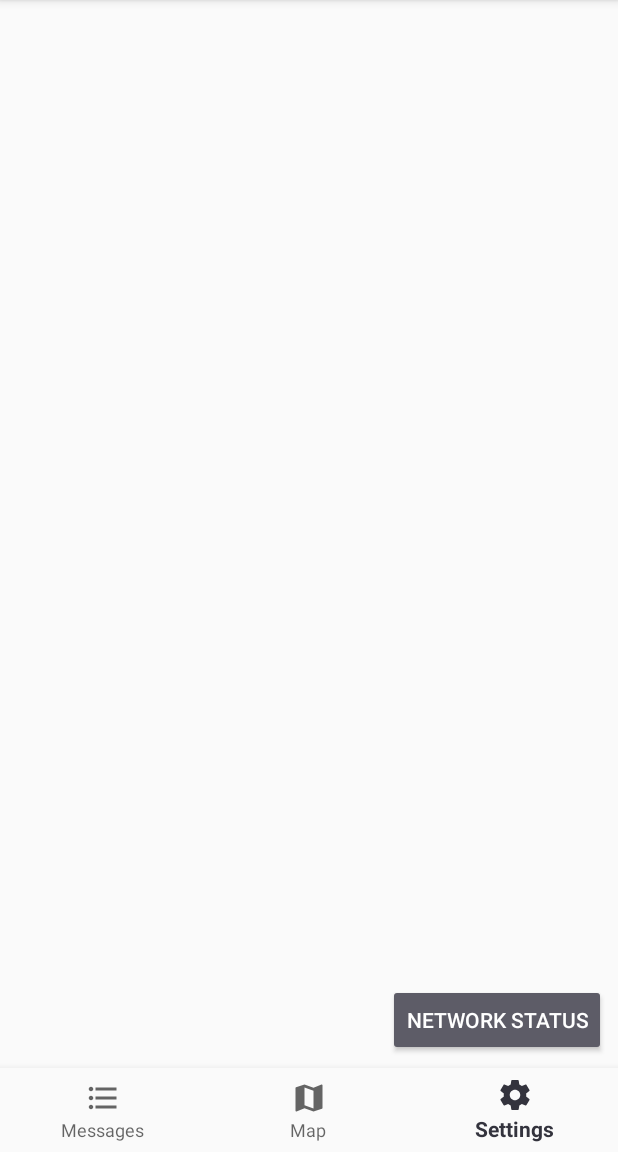
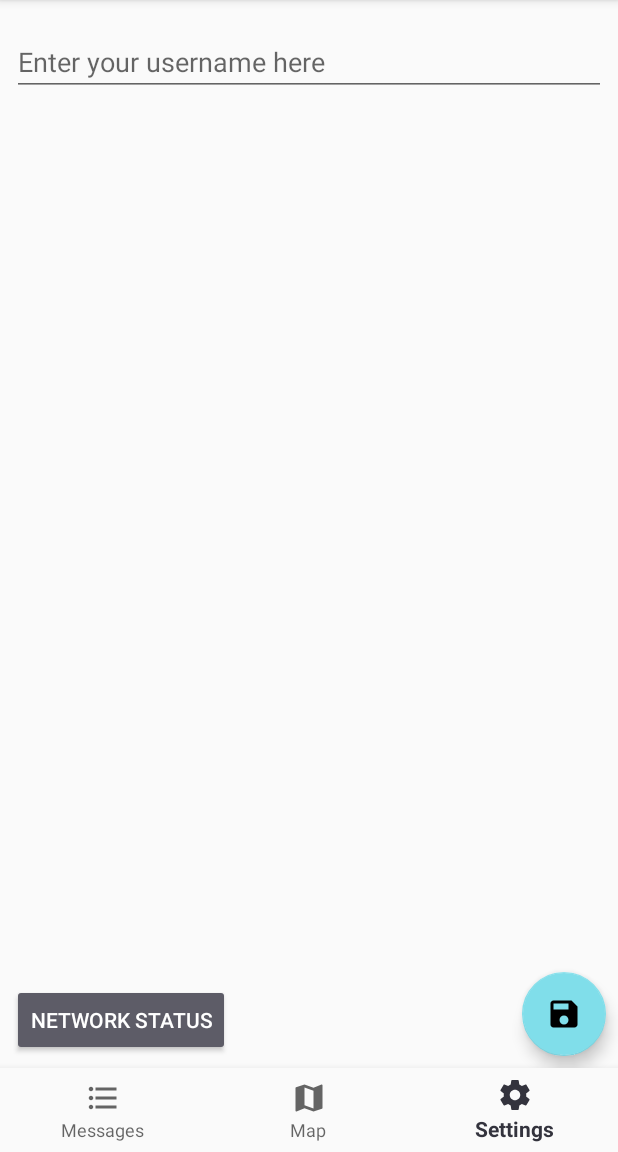
Before and after one commit to flavienbonvin/floater-bachelor-project-android, an Android app: the screen it shows after launch (MainActivity), item 3 of the bottom bar chosen, on a phone screen of 412 x 824 dp, the part 84-1236 px from its top. Run offline under Robolectric (Android 15) with nearby library versions, the phone set to English and light mode, and no system bars; 3 statements that could not run were skipped.

Commit message:
Ask and save username to prefernces

```diff
--- a/app/src/main/AndroidManifest.xml
+++ b/app/src/main/AndroidManifest.xml
@@ -16,6 +16,7 @@
         android:roundIcon="@mipmap/icon_launcher_round"
         android:supportsRtl="true"
         android:theme="@style/AppTheme">
+
         <activity
             android:name=".MainActivity"
             android:screenOrientation="portrait">
--- a/app/src/main/java/ch/hevs/fbonvin/disasterassistance/Constant.java
+++ b/app/src/main/java/ch/hevs/fbonvin/disasterassistance/Constant.java
@@ -1,6 +1,32 @@
 package ch.hevs.fbonvin.disasterassistance;
+
+import android.Manifest;
 
 public class Constant {
 
     public static final String TAG = "DisasterRescue";
+
+    /**
+     * All constants related to the permissions
+     */
+    public static final String[] MANDATORY_PERMISSION =
+            new String[]{
+                    Manifest.permission.BLUETOOTH,
+                    Manifest.permission.BLUETOOTH_ADMIN,
+                    Manifest.permission.ACCESS_WIFI_STATE,
+                    Manifest.permission.CHANGE_WIFI_STATE,
+                    Manifest.permission.ACCESS_COARSE_LOCATION,
+            };
+    public static final int CODE_MANDATORY_PERMISSIONS = 1;
+
+    /**
+     * All constants related to the preferences
+     */
+    public static final String PREF_NAME = "ch.hevs.fbonvin.settings";
+    public static final String PREF_NOT_SET = "NOT_SET";
+
+    public static final String KEY_PREF_ID = "id";
+    public static final String KEY_PREF_USERNAME = "username";
+
+    public static String VALUE_PREF_USERNAME;
 }
--- a/app/src/main/java/ch/hevs/fbonvin/disasterassistance/MainActivity.java
+++ b/app/src/main/java/ch/hevs/fbonvin/disasterassistance/MainActivity.java
@@ -1,6 +1,6 @@
 package ch.hevs.fbonvin.disasterassistance;
 
-import android.Manifest;
+import android.content.BroadcastReceiver;
 import android.content.DialogInterface;
 import android.content.pm.PackageManager;
 import android.os.Bundle;
@@ -23,22 +23,21 @@ import ch.hevs.fbonvin.disasterassistance.views.FragMap;
 import ch.hevs.fbonvin.disasterassistance.views.FragMessages;
 import ch.hevs.fbonvin.disasterassistance.views.FragSettings;
 
+import static ch.hevs.fbonvin.disasterassistance.Constant.CODE_MANDATORY_PERMISSIONS;
+import static ch.hevs.fbonvin.disasterassistance.Constant.KEY_PREF_ID;
+import static ch.hevs.fbonvin.disasterassistance.Constant.KEY_PREF_USERNAME;
+import static ch.hevs.fbonvin.disasterassistance.Constant.MANDATORY_PERMISSION;
+import static ch.hevs.fbonvin.disasterassistance.Constant.PREF_NAME;
+import static ch.hevs.fbonvin.disasterassistance.Constant.PREF_NOT_SET;
+
 public class MainActivity extends AppCompatActivity {
 
 
     private static boolean mHasMandatoryPermission = false;
-    private static final int CODE_MANDATORY_PERMISSIONS = 1;
-    private static final String[] MANDATORY_PERMISSION =
-            new String[]{
-                    Manifest.permission.BLUETOOTH,
-                    Manifest.permission.BLUETOOTH_ADMIN,
-                    Manifest.permission.ACCESS_WIFI_STATE,
-                    Manifest.permission.CHANGE_WIFI_STATE,
-                    Manifest.permission.ACCESS_COARSE_LOCATION,
-            };
 
-    private static final String PREF_NAME = "ch.hevs.fbonvin.settings";
+
     private static String APP_ID;
+    private static String USER_NAME;
 
     /**
      * Bottom navigation fragment switching management
@@ -67,6 +66,9 @@ public class MainActivity extends AppCompatActivity {
             };
 
 
+    private BroadcastReceiver mBroadcastReceiver;
+
+
     /**
      * Variables required for Google Nearby
      */
@@ -76,46 +78,72 @@ public class MainActivity extends AppCompatActivity {
     @Override
     protected void onCreate(Bundle savedInstanceState) {
         super.onCreate(savedInstanceState);
+
         setContentView(R.layout.activity_main);
 
+        initButtons();
+
+        //Handle permissions and APP ID preferences
+        mHasMandatoryPermission = MandatoryPermissionsHandling.checkPermission(this, CODE_MANDATORY_PERMISSIONS, MANDATORY_PERMISSION);
+
+        initPreferences();
+        initNearby();
+
+        //TODO: check if high accuracy is activated
+    }
+
+    private void initButtons() {
         //Initial configuration
         BottomNavigationView bottomNav = findViewById(R.id.bottom_navigation);
         bottomNav.setOnNavigationItemSelectedListener(mNavListener);
 
         getSupportFragmentManager().beginTransaction().replace(R.id.fragment_container,
                 new FragMessages()).commit();
+    }
 
-
-        //Handle permissions and APP ID preferences
-        mHasMandatoryPermission = MandatoryPermissionsHandling.checkPermission(this, CODE_MANDATORY_PERMISSIONS, MANDATORY_PERMISSION);
-        PreferencesManagement.createIDFirstInstall(this, PREF_NAME);
-        APP_ID = PreferencesManagement.getStringPref(this, PREF_NAME, "id");
-
-
-        //TODO: check if high accuracy is activated
-
+    private void initNearby() {
         //Configuration of Nearby
         mConnectionsClient = Nearby.getConnectionsClient(this);
         NearbyManagement nearbyManagement = new NearbyManagement(mConnectionsClient, APP_ID, getPackageName());
 
-        if(nearbyManagement.startNearby()){
+        if (nearbyManagement.startNearby()) {
             Snackbar.make(findViewById(android.R.id.content), "You are connected", Snackbar.LENGTH_LONG)
                     .setAction("Close", new View.OnClickListener() {
                         @Override
                         public void onClick(View v) {
-
                         }
                     }).show();
         }  //TODO what to do if there is a problem with nearby startup
-
     }
 
+    private void initPreferences() {
+        //Create the application ID of the application if not already created
+        PreferencesManagement.createIDFirstInstall(this, PREF_NAME);
+        APP_ID = PreferencesManagement.getStringPref(this, PREF_NAME, KEY_PREF_ID);
+
+        //Create the username
+        USER_NAME = PreferencesManagement.getStringPref(this, PREF_NAME, KEY_PREF_USERNAME);
+        if (USER_NAME.equals(PREF_NOT_SET)) {
+
+            AlertDialogBuilder.showAlertDialogPositiveNegative(
+                    this,
+                    "No user name set",
+                    "To help identify yourself, it is recommended to choose a username",
+                    "Ok", new DialogInterface.OnClickListener() {
+                        @Override
+                        public void onClick(DialogInterface dialog, int which) {
+                            MainActivity.this.getSupportFragmentManager().beginTransaction().replace(R.id.fragment_container, new FragSettings()).commit();
+                        }
+                    }, "Later", null);
+
+        }
+    }
 
     /**
      * Handle the mandatory permissions, if the access is not granted, the application restart
      *
-     * @param requestCode the request code received by the application, used to differentiate mandatory and optional permissions
-     * @param permissions string array containing all the permission required
+     * @param requestCode  the request code received by the application, used to differentiate mandatory and optional permissions
+     * @param permissions  string array containing all the permission required
      * @param grantResults array containing the result code of the permission check
      */
     @Override
--- a/app/src/main/java/ch/hevs/fbonvin/disasterassistance/adapter/CategorySpinnerAdapter.java
+++ b/app/src/main/java/ch/hevs/fbonvin/disasterassistance/adapter/SpinnerCategoryAdapter.java
@@ -14,9 +14,9 @@ import java.util.ArrayList;
 
 import ch.hevs.fbonvin.disasterassistance.R;
 
-public class CategorySpinnerAdapter extends ArrayAdapter<CategorySpinnerItem> {
+public class SpinnerCategoryAdapter extends ArrayAdapter<SpinnerCategoryItem> {
 
-    public CategorySpinnerAdapter(@NonNull Context context, ArrayList<CategorySpinnerItem> categoryList) {
+    public SpinnerCategoryAdapter(@NonNull Context context, ArrayList<SpinnerCategoryItem> categoryList) {
         super(context, 0, categoryList);
     }
 
@@ -32,7 +32,7 @@ public class CategorySpinnerAdapter extends ArrayAdapter<CategorySpinnerItem> {
         ImageView imageViewIcon = convertView.findViewById(R.id.category_spinner_icon);
         TextView textViewName = convertView.findViewById(R.id.category_spinner_text);
 
-        CategorySpinnerItem currentItem = getItem(position);
+        SpinnerCategoryItem currentItem = getItem(position);
 
 
         imageViewIcon.setImageResource(currentItem.getIcon());
--- a/app/src/main/java/ch/hevs/fbonvin/disasterassistance/adapter/CategorySpinnerItem.java
+++ b/app/src/main/java/ch/hevs/fbonvin/disasterassistance/adapter/SpinnerCategoryItem.java
@@ -1,12 +1,12 @@
 package ch.hevs.fbonvin.disasterassistance.adapter;
 
-public class CategorySpinnerItem {
+public class SpinnerCategoryItem {
 
     private final String mCategoryName;
     private final int mIcon;
     private final int mColor;
 
-    public CategorySpinnerItem(String categoryName, int icon, int color) {
+    public SpinnerCategoryItem(String categoryName, int icon, int color) {
         mCategoryName = categoryName;
         mIcon = icon;
         mColor = color;
--- a/app/src/main/java/ch/hevs/fbonvin/disasterassistance/utils/PreferencesManagement.java
+++ b/app/src/main/java/ch/hevs/fbonvin/disasterassistance/utils/PreferencesManagement.java
@@ -7,19 +7,19 @@ import android.util.Log;
 
 import java.util.UUID;
 
+import static ch.hevs.fbonvin.disasterassistance.Constant.PREF_NOT_SET;
 import static ch.hevs.fbonvin.disasterassistance.Constant.TAG;
 
 public abstract class PreferencesManagement {
 
-    private static final String NOT_SET = "NOT_SET";
 
 
     public static void createIDFirstInstall(Activity activity, String prefName) {
         SharedPreferences prefs = activity.getSharedPreferences(prefName, Context.MODE_PRIVATE);
 
-        String android_key = prefs.getString("id", NOT_SET);
+        String android_key = prefs.getString("id", PREF_NOT_SET);
 
-        if (android_key.equals(NOT_SET)) {
+        if (android_key.equals(PREF_NOT_SET)) {
             android_key = UUID.randomUUID().toString();
 
             Log.i(TAG, "PreferencesManagement createIDFirstInstall: " + android_key);
@@ -30,12 +30,18 @@ public abstract class PreferencesManagement {
     public static String getStringPref(Activity activity, String prefName, String key) {
         SharedPreferences prefs = activity.getSharedPreferences(prefName, Context.MODE_PRIVATE);
 
-        String pref = prefs.getString(key, NOT_SET);
+        String pref = prefs.getString(key, PREF_NOT_SET);
+        Log.i(TAG, String.format("getStringPref: retrieving %s, result: %s", key, pref));
 
-        if (!pref.equals(NOT_SET)) {
+        if (!pref.equals(PREF_NOT_SET)) {
             return pref;
         }
+        return PREF_NOT_SET;
+    }
 
-        return null;
+    public static void saveStringPref(Activity activity, String prefName, String key, String value) {
+        SharedPreferences prefs = activity.getSharedPreferences(prefName, Context.MODE_PRIVATE);
+
+        prefs.edit().putString(key, value).apply();
     }
 }
--- a/app/src/main/java/ch/hevs/fbonvin/disasterassistance/views/ActivitySendMessage.java
+++ b/app/src/main/java/ch/hevs/fbonvin/disasterassistance/views/ActivitySendMessage.java
@@ -11,12 +11,12 @@ import android.widget.Spinner;
 import java.util.ArrayList;
 
 import ch.hevs.fbonvin.disasterassistance.R;
-import ch.hevs.fbonvin.disasterassistance.adapter.CategorySpinnerAdapter;
-import ch.hevs.fbonvin.disasterassistance.adapter.CategorySpinnerItem;
+import ch.hevs.fbonvin.disasterassistance.adapter.SpinnerCategoryAdapter;
+import ch.hevs.fbonvin.disasterassistance.adapter.SpinnerCategoryItem;
 
 public class ActivitySendMessage extends AppCompatActivity {
 
-    private ArrayList<CategorySpinnerItem> mCategoryList;
+    private ArrayList<SpinnerCategoryItem> mCategoryList;
 
 
     @Override
@@ -27,7 +27,7 @@ public class ActivitySendMessage extends AppCompatActivity {
         initList();
 
         Spinner spinner = findViewById(R.id.spinnerCategories);
-        CategorySpinnerAdapter categoryAdapter = new CategorySpinnerAdapter(this, mCategoryList);
+        SpinnerCategoryAdapter categoryAdapter = new SpinnerCategoryAdapter(this, mCategoryList);
         spinner.setAdapter(categoryAdapter);
 
         this.setTitle("New Message");
@@ -67,9 +67,9 @@ public class ActivitySendMessage extends AppCompatActivity {
 
     private void initList() {
         mCategoryList = new ArrayList<>();
-        mCategoryList.add(new CategorySpinnerItem("Victims", R.drawable.ic_category_victim, R.color.categoryVictim));
-        mCategoryList.add(new CategorySpinnerItem("Danger", R.drawable.ic_category_danger, R.color.categoryDanger));
-        mCategoryList.add(new CategorySpinnerItem("Resources", R.drawable.ic_category_resource, R.color.categoryResource));
-        mCategoryList.add(new CategorySpinnerItem("Caretaker", R.drawable.ic_category_caretaker, R.color.categoryCaregiver));
+        mCategoryList.add(new SpinnerCategoryItem("Victims", R.drawable.ic_category_victim, R.color.categoryVictim));
+        mCategoryList.add(new SpinnerCategoryItem("Danger", R.drawable.ic_category_danger, R.color.categoryDanger));
+        mCategoryList.add(new SpinnerCategoryItem("Resources", R.drawable.ic_category_resource, R.color.categoryResource));
+        mCategoryList.add(new SpinnerCategoryItem("Caretaker", R.drawable.ic_category_caretaker, R.color.categoryCaregiver));
     }
 }
--- a/app/src/main/java/ch/hevs/fbonvin/disasterassistance/views/FragSettings.java
+++ b/app/src/main/java/ch/hevs/fbonvin/disasterassistance/views/FragSettings.java
@@ -4,21 +4,36 @@ import android.content.Intent;
 import android.os.Bundle;
 import android.support.annotation.NonNull;
 import android.support.annotation.Nullable;
+import android.support.design.widget.FloatingActionButton;
 import android.support.v4.app.Fragment;
 import android.view.LayoutInflater;
 import android.view.View;
 import android.view.ViewGroup;
 import android.widget.Button;
+import android.widget.EditText;
+import android.widget.Toast;
 
 import ch.hevs.fbonvin.disasterassistance.R;
+import ch.hevs.fbonvin.disasterassistance.utils.PreferencesManagement;
+
+import static ch.hevs.fbonvin.disasterassistance.Constant.KEY_PREF_USERNAME;
+import static ch.hevs.fbonvin.disasterassistance.Constant.PREF_NAME;
+import static ch.hevs.fbonvin.disasterassistance.Constant.PREF_NOT_SET;
 
 public class FragSettings extends Fragment {
+
 
     @Nullable
     @Override
     public View onCreateView(@NonNull LayoutInflater inflater, @Nullable ViewGroup container, @Nullable Bundle savedInstanceState) {
 
-        View mViewFragment = inflater.inflate(R.layout.fragment_settings, container, false);
+        final View mViewFragment = inflater.inflate(R.layout.fragment_settings, container, false);
+
+        EditText editText = mViewFragment.findViewById(R.id.tvSettingsUserName);
+
+        fillSettings(editText);
+        saveSettings(mViewFragment);
+
 
         Button button = mViewFragment.findViewById(R.id.btNetworkStatus);
         button.setOnClickListener(
@@ -33,4 +48,29 @@ public class FragSettings extends Fragment {
 
         return mViewFragment;
     }
+
+    private void saveSettings(final View mViewFragment) {
+        FloatingActionButton fabSave = mViewFragment.findViewById(R.id.fabSaveSettings);
+        fabSave.setOnClickListener(new View.OnClickListener() {
+            @Override
+            public void onClick(View v) {
+                //Get the value of the vie
+                String username = ((EditText) mViewFragment.findViewById(R.id.tvSettingsUserName)).getText().toString();
+
+                //Save settings to the preference file
+                PreferencesManagement.saveStringPref(getActivity(), PREF_NAME, KEY_PREF_USERNAME, username);
+
+                Toast.makeText(mViewFragment.getContext(), "Settings saved", Toast.LENGTH_LONG).show();
+            }
+        });
+    }
+
+    private void fillSettings(EditText editText) {
+        String username = PreferencesManagement.getStringPref(getActivity(), PREF_NAME, KEY_PREF_USERNAME);
+        if (username.equals(PREF_NOT_SET)) {
+            editText.setHint("Enter your username here");
+        } else {
+            editText.setText(username);
+        }
+    }
 }
--- /dev/null
+++ b/app/src/main/res/drawable/ic_save_black_24dp.xml
@@ -0,0 +1,9 @@
+<vector xmlns:android="http://schemas.android.com/apk/res/android"
+    android:width="24dp"
+    android:height="24dp"
+    android:viewportWidth="24.0"
+    android:viewportHeight="24.0">
+    <path
+        android:fillColor="#FF000000"
+        android:pathData="M17,3L5,3c-1.11,0 -2,0.9 -2,2v14c0,1.1 0.89,2 2,2h14c1.1,0 2,-0.9 2,-2L21,7l-4,-4zM12,19c-1.66,0 -3,-1.34 -3,-3s1.34,-3 3,-3 3,1.34 3,3 -1.34,3 -3,3zM15,9L5,9L5,5h10v4z" />
+</vector>
--- a/app/src/main/res/layout/fragment_settings.xml
+++ b/app/src/main/res/layout/fragment_settings.xml
@@ -4,15 +4,44 @@
     android:layout_width="match_parent"
     android:layout_height="match_parent">
 
+    <android.support.design.widget.TextInputLayout
+        android:layout_width="match_parent"
+        android:layout_height="wrap_content"
+        android:layout_marginEnd="8dp"
+        android:layout_marginStart="8dp"
+        android:layout_marginTop="8dp"
+        app:layout_constraintEnd_toEndOf="parent"
+        app:layout_constraintStart_toStartOf="parent"
+        app:layout_constraintTop_toTopOf="parent">
+
+        <android.support.design.widget.TextInputEditText
+            android:id="@+id/tvSettingsUserName"
+            android:layout_width="match_parent"
+            android:layout_height="wrap_content"
+            android:inputType="text" />
+    </android.support.design.widget.TextInputLayout>
+
     <Button
         android:id="@+id/btNetworkStatus"
         android:layout_width="wrap_content"
         android:layout_height="wrap_content"
         android:layout_marginBottom="8dp"
-        android:layout_marginEnd="8dp"
+        android:layout_marginStart="8dp"
         android:backgroundTint="@color/primaryLightColor"
         android:text="Network Status"
         android:textColor="@color/primaryTextColor"
         app:layout_constraintBottom_toBottomOf="parent"
-        app:layout_constraintEnd_toEndOf="parent" />
+        app:layout_constraintStart_toStartOf="parent" />
+
+    <android.support.design.widget.FloatingActionButton
+        android:id="@+id/fabSaveSettings"
+        android:layout_width="wrap_content"
+        android:layout_height="wrap_content"
+        android:layout_marginBottom="8dp"
+        android:layout_marginEnd="8dp"
+        android:clickable="true"
+        android:tint="@color/secondaryTextColor"
+        app:layout_constraintBottom_toBottomOf="parent"
+        app:layout_constraintEnd_toEndOf="parent"
+        app:srcCompat="@drawable/ic_save_black_24dp" />
 </android.support.constraint.ConstraintLayout>
```
Also changed, not shown: app/src/main/java/ch/hevs/fbonvin/disasterassistance/utils/AlertDialogBuilder.java (+4 -3 lines).
